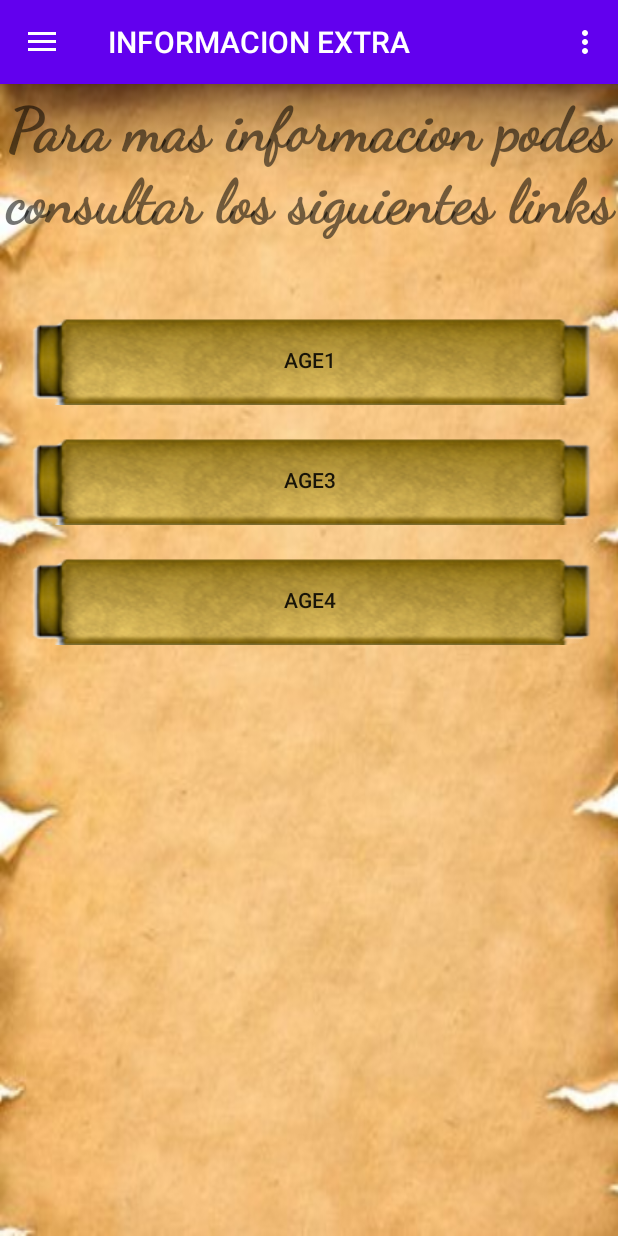
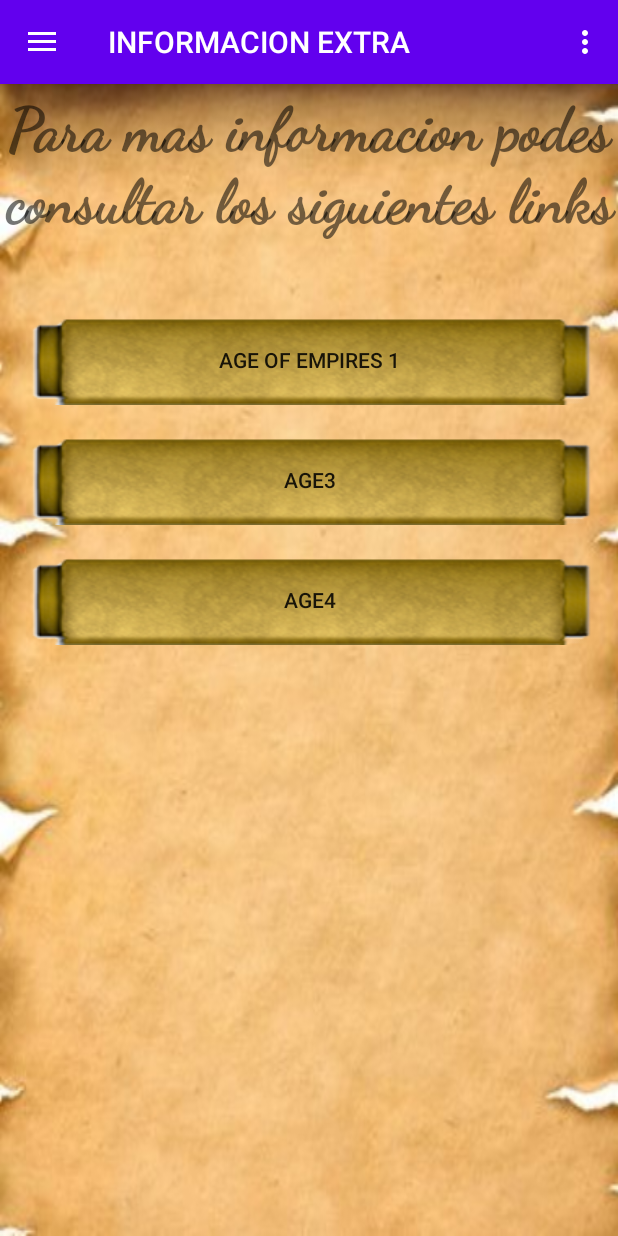
Before and after one commit to NAHUEALB/AppMovilesAndroid, an Android app: the screen it shows after launch (MainActivity), in the side drawer, after a tap on "INFORMACION EXTRA", on a phone screen of 412 x 824 dp. Run offline under Robolectric (Android 15) with nearby library versions, the phone set to English and light mode, and no system bars; our stand-ins replace navigation-ui.

Commit message:
Algunos strings agregados

```diff
--- a/app/src/main/java/com/example/ageofempires/ui/webview/WebViewFragment.java
+++ b/app/src/main/java/com/example/ageofempires/ui/webview/WebViewFragment.java
@@ -18,7 +18,6 @@
 public class WebViewFragment extends Fragment {
 
     // private BuildsViewModel buildsViewModel;
-    private WebView webView;
     private Button btn_age1, btn_ageMitology, btn_age3;
 
     public View onCreateView(@NonNull LayoutInflater inflater,
--- a/app/src/main/res/layout/fragment_webview.xml
+++ b/app/src/main/res/layout/fragment_webview.xml
@@ -16,7 +16,7 @@
         <TextView
             android:layout_width="wrap_content"
             android:layout_height="wrap_content"
-            android:text="Para mas informacion podes consultar los siguientes links"
+            android:text="@string/text_info"
             android:textAlignment="center"
             android:textSize="40dp"
             android:fontFamily="@font/dancing_script"
@@ -36,7 +36,7 @@
             android:id="@+id/btn_age1"
             android:layout_width="match_parent"
             android:layout_height="wrap_content"
-            android:text="Age1"
+            android:text="@string/btn_enlace1"
             android:background="@drawable/botones"
             />
 
--- a/app/src/main/res/values/strings.xml
+++ b/app/src/main/res/values/strings.xml
@@ -54,6 +54,10 @@
     <string name="mongolesb">Arqueros a caballo disparan 20% más rápido,Caballería ligera y húsar +30% puntos,Cazadores trabajan 50% más rápido</string>
     <string name="persasb">Comienzan con +50 de alimento y +50 de madera,Centro urbano y muelle tienen el doble de puntos de resistencia y funcionan 10% en Feudal/15% en Castillos y 20% en Imperial más rápidos</string>
 
+
+    <string name="text_info">Para mas informacion podes consultar los siguientes links</string>
+    <string name="btn_enlace1"> Age of empires 1</string>
+
     <!-- TODO: Remove or change this placeholder text -->
     <string name="hello_blank_fragment">Hello blank fragment</string>
 </resources>
```
